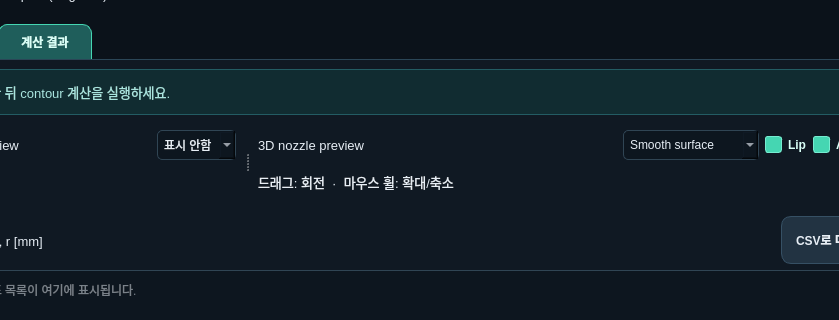
This is form.ui in frontback333/Easy-Amateur-Nozzles as Qt 5 draws it before an edit; both pictures show x 149 to 988 and y 102 to 422 of the 1100 by 733 pixel window. The edited form follows.
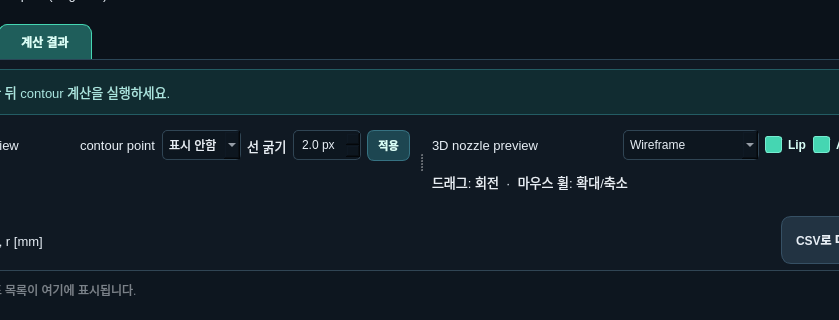
This is the edited form. The open tabs and pages were chosen to show the change.

Commit message: fix: preserve Angelino exit contour and tune preview

```diff
--- a/form.ui
+++ b/form.ui
@@ -548,6 +548,13 @@
                     </property>
                    </spacer>
                   </item>
+                  <item>
+                   <widget class="QLabel" name="contourPointDisplayLabel">
+                    <property name="text">
+                     <string>contour point</string>
+                    </property>
+                   </widget>
+                  </item>
                   <item>
                    <widget class="QComboBox" name="pointDisplayCombo">
                     <item>
@@ -567,6 +574,45 @@
                     </item>
                    </widget>
                   </item>
+                  <item>
+                   <widget class="QLabel" name="contourLineWidthLabel">
+                    <property name="text">
+                     <string>선 굵기</string>
+                    </property>
+                   </widget>
+                  </item>
+                  <item>
+                   <widget class="QDoubleSpinBox" name="contourLineWidthSpin">
+                    <property name="suffix">
+                     <string> px</string>
+                    </property>
+                    <property name="decimals">
+                     <number>1</number>
+                    </property>
+                    <property name="minimum">
+                     <double>0.500000000000000</double>
+                    </property>
+                    <property name="maximum">
+                     <double>8.000000000000000</double>
+                    </property>
+                    <property name="singleStep">
+                     <double>0.500000000000000</double>
+                    </property>
+                    <property name="value">
+                     <double>2.000000000000000</double>
+                    </property>
+                   </widget>
+                  </item>
+                  <item>
+                   <widget class="QPushButton" name="contourLineWidthApplyButton">
+                    <property name="styleSheet">
+                     <string notr="true">QPushButton{background:#1d4651;color:#d9fff7;border:1px solid #367282;border-radius:7px;padding:6px 10px;text-align:center;font-size:11px;font-weight:800}</string>
+                    </property>
+                    <property name="text">
+                     <string>적용</string>
+                    </property>
+                   </widget>
+                  </item>
                  </layout>
                 </item>
                 <item>
@@ -601,7 +647,7 @@
                   <item>
                   <widget class="QComboBox" name="renderModeCombo">
                    <property name="currentIndex">
-                    <number>2</number>
+                     <number>0</number>
                    </property>
                     <item>
                      <property name="text">
```
Left out of the diff: 776 changed lines with no effect on the pictures. Lines whose indentation alone changed are shown as unchanged. The commit also changes 4 other files.
